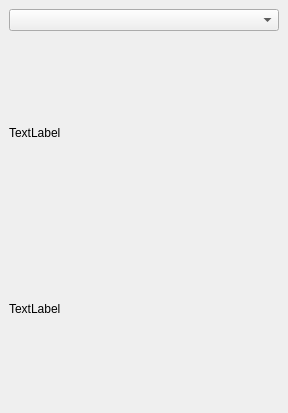
This is control_point_selector_dockwidget_base.ui in seemsclever/ControlPointsSelector as Qt 5 draws it before an edit. The edited form follows.
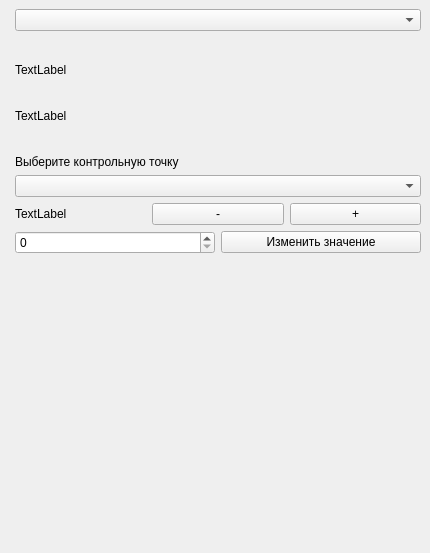
This is the edited form.

Commit message: 17.02.2025: Околофинальная версия. Добавлен comboBox с выбором контрольной точки, кнопки для изменения значения количества выездов.

What changed in the file:
```diff
--- a/control_point_selector_dockwidget_base.ui
+++ b/control_point_selector_dockwidget_base.ui
@@ -6,24 +6,28 @@
    <rect>
     <x>0</x>
     <y>0</y>
-    <width>288</width>
-    <height>413</height>
+    <width>430</width>
+    <height>553</height>
    </rect>
   </property>
+  <property name="maximumSize">
+   <size>
+    <width>1000</width>
+    <height>1000</height>
+   </size>
+  </property>
   <property name="windowTitle">
    <string>Определитель точек контроля</string>
   </property>
   <widget class="QWidget" name="dockWidgetContents">
    <layout class="QGridLayout" name="gridLayout">
-    <item row="1" column="1">
-     <layout class="QVBoxLayout" name="verticalLayout">
-      <item>
+    <item row="2" column="0">
+     <layout class="QFormLayout" name="formLayout">
+      <item row="0" column="1">
        <widget class="QComboBox" name="comboBox_objectNumber"/>
       </item>
-      <item>
-       <layout class="QVBoxLayout" name="verticalLayout_2">
-        <item>
-         <spacer name="horizontalSpacer_2">
+      <item row="1" column="1">
+       <spacer name="horizontalSpacer_4">
           <property name="orientation">
            <enum>Qt::Horizontal</enum>
           </property>
@@ -35,15 +39,15 @@
           </property>
          </spacer>
         </item>
-        <item>
+      <item row="2" column="1">
          <widget class="QLabel" name="label_weather_OWM">
           <property name="text">
            <string>TextLabel</string>
           </property>
          </widget>
         </item>
-        <item>
-         <spacer name="horizontalSpacer">
+      <item row="3" column="1">
+       <spacer name="horizontalSpacer_6">
           <property name="orientation">
            <enum>Qt::Horizontal</enum>
           </property>
@@ -55,15 +59,15 @@
           </property>
          </spacer>
         </item>
-        <item>
+      <item row="4" column="1">
          <widget class="QLabel" name="label_controlPoints">
           <property name="text">
            <string>TextLabel</string>
           </property>
          </widget>
         </item>
-        <item>
-         <spacer name="horizontalSpacer_4">
+      <item row="5" column="1">
+       <spacer name="horizontalSpacer_5">
           <property name="orientation">
            <enum>Qt::Horizontal</enum>
           </property>
@@ -74,6 +78,53 @@
            </size>
           </property>
          </spacer>
+      </item>
+      <item row="6" column="1">
+       <widget class="QLabel" name="label">
+        <property name="text">
+         <string>Выберите контрольную точку</string>
+        </property>
+       </widget>
+      </item>
+      <item row="7" column="1">
+       <widget class="QComboBox" name="comboBox_controlPoints"/>
+      </item>
+      <item row="9" column="1">
+       <layout class="QHBoxLayout" name="horizontalLayout_3">
+        <item>
+         <widget class="QSpinBox" name="spinBox"/>
+        </item>
+        <item>
+         <widget class="QPushButton" name="pushButton_controlPointsUpdateValue">
+          <property name="text">
+           <string>Изменить значение</string>
+          </property>
+         </widget>
+        </item>
+       </layout>
+      </item>
+      <item row="8" column="1">
+       <layout class="QHBoxLayout" name="horizontalLayout">
+        <item>
+         <widget class="QLabel" name="label_pointDescription">
+          <property name="text">
+           <string>TextLabel</string>
+          </property>
+         </widget>
+        </item>
+        <item>
+         <widget class="QPushButton" name="pushButton_controlPointsMinus">
+          <property name="text">
+           <string>-</string>
+          </property>
+         </widget>
+        </item>
+        <item>
+         <widget class="QPushButton" name="pushButton_controlPointsPlus">
+          <property name="text">
+           <string>+</string>
+          </property>
+         </widget>
         </item>
        </layout>
       </item>
```
Lines whose indentation alone changed are shown as unchanged. The commit also changes 1 other file.
